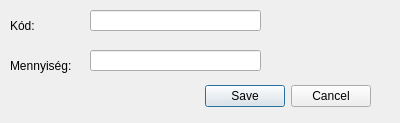
Above: recept/expenddialog.ui from Teaching-projects/SZE-ProgCpp-2018-E-recept before the change. Below: the same form after it.
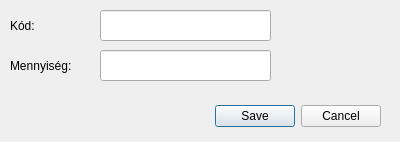
That is the form after the change.

The edit to the form file:
```diff
--- a/recept/expenddialog.ui
+++ b/recept/expenddialog.ui
@@ -7,7 +7,7 @@
     <x>0</x>
     <y>0</y>
     <width>400</width>
-    <height>123</height>
+    <height>142</height>
    </rect>
   </property>
   <property name="windowTitle">
@@ -16,8 +16,8 @@
   <widget class="QDialogButtonBox" name="buttonBox">
    <property name="geometry">
     <rect>
-     <x>30</x>
-     <y>80</y>
+     <x>40</x>
+     <y>100</y>
      <width>341</width>
      <height>32</height>
     </rect>
@@ -45,10 +45,10 @@
   <widget class="QLineEdit" name="lineEdit_2">
    <property name="geometry">
     <rect>
-     <x>90</x>
+     <x>100</x>
      <y>50</y>
      <width>171</width>
-     <height>21</height>
+     <height>31</height>
     </rect>
    </property>
   </widget>
@@ -68,10 +68,10 @@
   <widget class="QLineEdit" name="lineEdit">
    <property name="geometry">
     <rect>
-     <x>90</x>
+     <x>100</x>
      <y>10</y>
      <width>171</width>
-     <height>21</height>
+     <height>31</height>
     </rect>
    </property>
   </widget>
```
Left out of the diff: 4 changed lines with no effect on the pictures.
